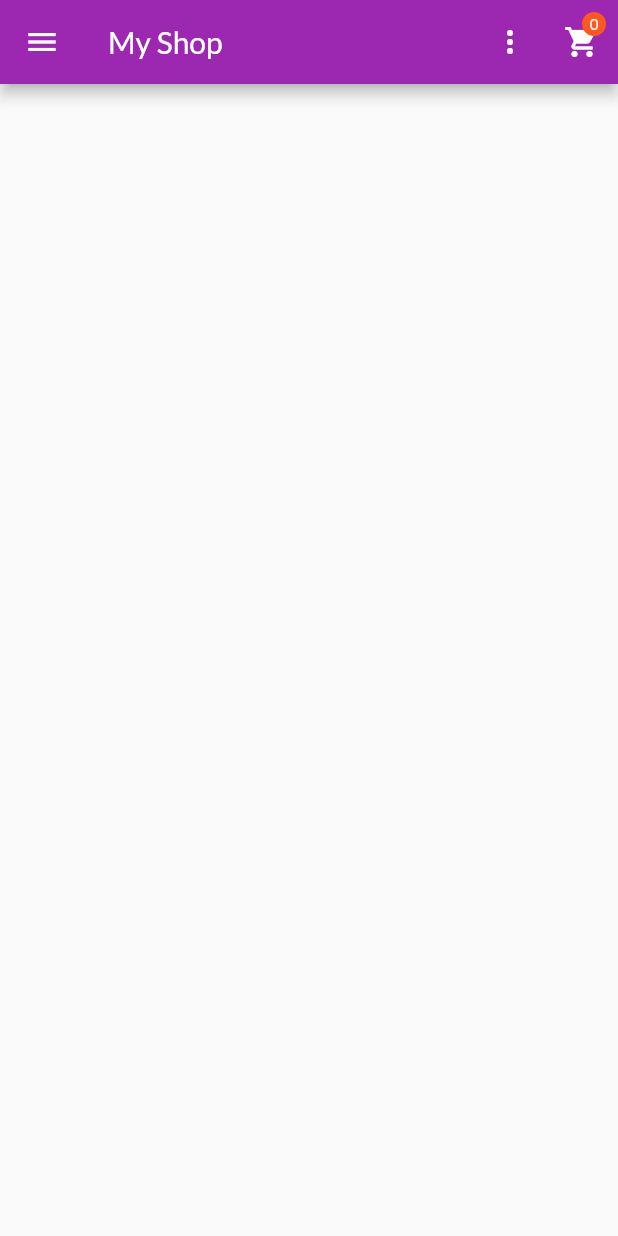
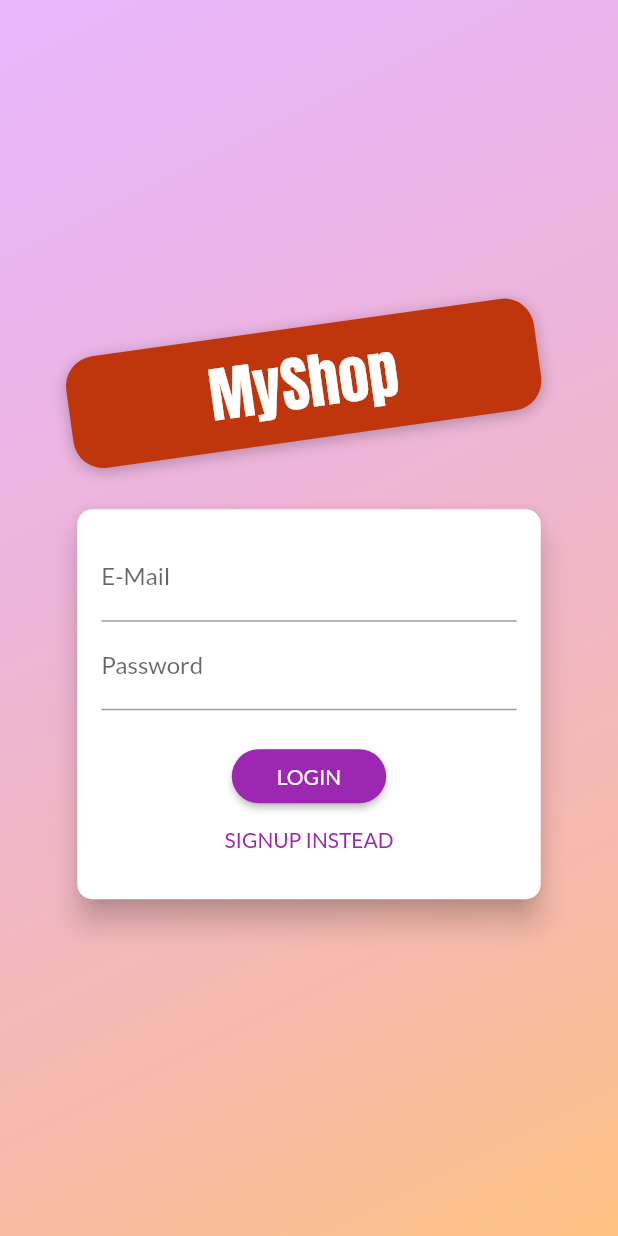
Before and after one commit to kenneth-rebello/Flutter_ShoppingApp, a Flutter app: the screen it shows after launch, on a phone screen of 412 x 824 dp. Run offline on Flutter 3.47's test engine with Material 2 defaults, Android fonts, the phone set to English and light mode, and no system bars; our stand-ins replace shared_preferences.

```diff
--- a/lib/main.dart
+++ b/lib/main.dart
@@ -1,10 +1,13 @@
 import 'package:flutter/material.dart';
 import 'package:provider/provider.dart';
+import 'package:shop_app/screens/splash_screen.dart';
 
+import './providers/auth.dart';
 import './providers/orders.dart';
 import './providers/cart.dart';
 import './providers/products_provider.dart';
 
+import './screens/auth_screen.dart';
 import './screens/orders_screen.dart';
 import './screens/cart_screen.dart';
 import './screens/product_details.dart';
@@ -23,16 +26,22 @@ class MyApp extends StatelessWidget {
     return MultiProvider(
       providers: [
         ChangeNotifierProvider(
-          create: (ctx) => Products(),
+          create: (ctx) => Auth(),
+        ),
+        ChangeNotifierProxyProvider<Auth, Products>(
+          update: (ctx, auth, prevProd) => Products(
+              auth.token, auth.userId, prevProd == null ? [] : prevProd.items),
         ),
         ChangeNotifierProvider(
           create: (ctx) => Cart(),
         ),
-        ChangeNotifierProvider(
-          create: (ctx) => Orders(),
+        ChangeNotifierProxyProvider<Auth, Orders>(
+          update: (ctx, auth, prevOrd) => Orders(
+              auth.token, auth.userId, prevOrd == null ? [] : prevOrd.orders),
         )
       ],
-      child: MaterialApp(
+      child: Consumer<Auth>(
+        builder: (ctx, auth, _) => MaterialApp(
           title: 'Shop App Title',
           theme: ThemeData(
             primarySwatch: Colors.purple,
@@ -40,7 +49,15 @@ class MyApp extends StatelessWidget {
             errorColor: Colors.red,
             fontFamily: 'Lato',
           ),
-        home: ProductsOverview(),
+          home: auth.isAuth
+              ? ProductsOverview()
+              : FutureBuilder<bool>(
+                  future: auth.autoLogIn(),
+                  builder: (ctx, snapshot) =>
+                      snapshot.connectionState == ConnectionState.waiting
+                          ? SplashScreen()
+                          : AuthScreen(),
+                ),
           routes: {
             ProductDetails.routeName: (ctx) => ProductDetails(),
             CartScreen.routeName: (ctx) => CartScreen(),
@@ -49,6 +66,7 @@ class MyApp extends StatelessWidget {
             EditProductScreen.routeName: (ctx) => EditProductScreen()
           },
         ),
+      ),
     );
   }
 }
--- /dev/null
+++ b/lib/models/http_exception.dart
@@ -0,0 +1,11 @@
+class HttpException implements Exception {
+  final String message;
+
+  HttpException(this.message);
+
+  @override
+  String toString() {
+    return message;
+    // return super.toString(); // Instance of HttpException
+  }
+}
--- a/lib/providers/orders.dart
+++ b/lib/providers/orders.dart
@@ -20,13 +20,18 @@ class OrderItem {
 
 class Orders with ChangeNotifier {
   List<OrderItem> _orders = [];
+  final String token;
+  final String userId;
+
+  Orders(this.token, this.userId, this._orders);
 
   List<OrderItem> get orders {
     return [..._orders];
   }
 
   Future<void> fetchOrders() async {
-    final url = 'https://native-shopapp-f4694.firebaseio.com/orders.json';
+    final url =
+        'https://native-shopapp-f4694.firebaseio.com/orders/$userId.json?auth=$token';
     final response = await http.get(url);
     final extracted = json.decode(response.body) as Map<String, dynamic>;
     if (extracted == null) {
@@ -53,7 +58,8 @@ class Orders with ChangeNotifier {
   }
 
   Future<void> addOrder(List<CartItem> cart, double total) async {
-    final url = 'https://native-shopapp-f4694.firebaseio.com/orders.json';
+    final url =
+        'https://native-shopapp-f4694.firebaseio.com/orders/$userId.json?auth=$token';
     final now = DateTime.now();
     final response = await http.post(
       url,
--- /dev/null
+++ b/lib/screens/auth_screen.dart
@@ -0,0 +1,267 @@
+import 'dart:math';
+
+import 'package:flutter/material.dart';
+import 'package:provider/provider.dart';
+import 'package:shop_app/models/http_exception.dart';
+import 'package:shop_app/providers/auth.dart';
+
+enum AuthMode { Signup, Login }
+
+class AuthScreen extends StatelessWidget {
+  static const routeName = '/auth';
+
+  @override
+  Widget build(BuildContext context) {
+    final deviceSize = MediaQuery.of(context).size;
+    // final transformConfig = Matrix4.rotationZ(-8 * pi / 180);
+    // transformConfig.translate(-10.0);
+    return Scaffold(
+      // resizeToAvoidBottomInset: false,
+      body: Stack(
+        children: <Widget>[
+          Container(
+            decoration: BoxDecoration(
+              gradient: LinearGradient(
+                colors: [
+                  Color.fromRGBO(215, 117, 255, 1).withOpacity(0.5),
+                  Color.fromRGBO(255, 188, 117, 1).withOpacity(0.9),
+                ],
+                begin: Alignment.topLeft,
+                end: Alignment.bottomRight,
+                stops: [0, 1],
+              ),
+            ),
+          ),
+          SingleChildScrollView(
+            child: Container(
+              height: deviceSize.height,
+              width: deviceSize.width,
+              child: Column(
+                mainAxisAlignment: MainAxisAlignment.center,
+                crossAxisAlignment: CrossAxisAlignment.center,
+                children: <Widget>[
+                  Flexible(
+                    child: Container(
+                      margin:
+                          EdgeInsets.symmetric(vertical: 20.0, horizontal: 10),
+                      padding:
+                          EdgeInsets.symmetric(vertical: 8.0, horizontal: 94.0),
+                      transform: Matrix4.rotationZ(-8 * pi / 180)
+                        ..translate(-10.0),
+                      // ..translate(-10.0),
+                      decoration: BoxDecoration(
+                        borderRadius: BorderRadius.circular(20),
+                        color: Colors.deepOrange.shade900,
+                        boxShadow: [
+                          BoxShadow(
+                            blurRadius: 8,
+                            color: Colors.black26,
+                            offset: Offset(0, 2),
+                          )
+                        ],
+                      ),
+                      child: Text(
+                        'MyShop',
+                        style: TextStyle(
+                          color: Theme.of(context).accentTextTheme.title.color,
+                          fontSize: 40,
+                          fontFamily: 'Anton',
+                          fontWeight: FontWeight.normal,
+                        ),
+                      ),
+                    ),
+                  ),
+                  Flexible(
+                    flex: deviceSize.width > 600 ? 2 : 1,
+                    child: AuthCard(),
+                  ),
+                ],
+              ),
+            ),
+          ),
+        ],
+      ),
+    );
+  }
+}
+
+class AuthCard extends StatefulWidget {
+  @override
+  _AuthCardState createState() => _AuthCardState();
+}
+
+class _AuthCardState extends State<AuthCard> {
+  final GlobalKey<FormState> _formKey = GlobalKey();
+  AuthMode _authMode = AuthMode.Login;
+  Map<String, String> _authData = {
+    'email': '',
+    'password': '',
+  };
+  var _isLoading = false;
+  final _passwordController = TextEditingController();
+
+  void _showErrorDialog(String message) {
+    showDialog(
+      context: context,
+      builder: (ctx) => AlertDialog(
+        title: Text("An error occurred!"),
+        content: Text(message),
+        actions: [
+          FlatButton(
+            onPressed: () {
+              Navigator.of(ctx).pop();
+            },
+            child: Text("OK"),
+          )
+        ],
+      ),
+    );
+  }
+
+  void _submit() async {
+    if (!_formKey.currentState.validate()) {
+      // Invalid!
+      return;
+    }
+    _formKey.currentState.save();
+    setState(() {
+      _isLoading = true;
+    });
+    try {
+      if (_authMode == AuthMode.Login) {
+        await Provider.of<Auth>(context, listen: false).signIn(
+          _authData['email'],
+          _authData['password'],
+        );
+      } else {
+        await Provider.of<Auth>(context, listen: false).signUp(
+          _authData['email'],
+          _authData['password'],
+        );
+      }
+    } on HttpException catch (error) {
+      String errorMsg = "Authentication Failed.";
+      if (error.toString().contains("EMAIL_EXISTS")) {
+        errorMsg += " This email is already in use";
+      } else if (error.toString().contains('INVALID_EMAIL')) {
+        errorMsg += " Not a valid email address";
+      } else if (error.toString().contains('WEAK_PASSWORD')) {
+        errorMsg += " This password is too weak";
+      } else if (error.toString().contains('EMAIL_NOT_FOUND')) {
+        errorMsg += " Could not find a user with that email";
+      }
+      _showErrorDialog(errorMsg);
+    } catch (error) {
+      print("******ERROR******" + error);
+      String errorMsg = "Could not authenticate. Please try again";
+      _showErrorDialog(errorMsg);
+    }
+    setState(() {
+      _isLoading = false;
+    });
+  }
+
+  void _switchAuthMode() {
+    if (_authMode == AuthMode.Login) {
+      setState(() {
+        _authMode = AuthMode.Signup;
+      });
+    } else {
+      setState(() {
+        _authMode = AuthMode.Login;
+      });
+    }
+  }
+
+  @override
+  Widget build(BuildContext context) {
+    final deviceSize = MediaQuery.of(context).size;
+    return Card(
+      shape: RoundedRectangleBorder(
+        borderRadius: BorderRadius.circular(10.0),
+      ),
+      elevation: 8.0,
+      child: Container(
+        height: _authMode == AuthMode.Signup ? 320 : 260,
+        constraints:
+            BoxConstraints(minHeight: _authMode == AuthMode.Signup ? 320 : 260),
+        width: deviceSize.width * 0.75,
+        padding: EdgeInsets.all(16.0),
+        child: Form(
+          key: _formKey,
+          child: SingleChildScrollView(
+            child: Column(
+              children: <Widget>[
+                TextFormField(
+                  decoration: InputDecoration(labelText: 'E-Mail'),
+                  keyboardType: TextInputType.emailAddress,
+                  validator: (value) {
+                    if (value.isEmpty || !value.contains('@')) {
+                      return 'Invalid email!';
+                    }
+                    return null;
+                  },
+                  onSaved: (value) {
+                    _authData['email'] = value;
+                  },
+                ),
+                TextFormField(
+                  decoration: InputDecoration(labelText: 'Password'),
+                  obscureText: true,
+                  controller: _passwordController,
+                  validator: (value) {
+                    if (value.isEmpty || value.length < 5) {
+                      return 'Password is too short!';
+                    }
+                  },
+                  onSaved: (value) {
+                    _authData['password'] = value;
+                  },
+                ),
+                if (_authMode == AuthMode.Signup)
+                  TextFormField(
+                    enabled: _authMode == AuthMode.Signup,
+                    decoration: InputDecoration(labelText: 'Confirm Password'),
+                    obscureText: true,
+                    validator: _authMode == AuthMode.Signup
+                        ? (value) {
+                            if (value != _passwordController.text) {
+                              return 'Passwords do not match!';
+                            }
+                          }
+                        : null,
+                  ),
+                SizedBox(
+                  height: 20,
+                ),
+                if (_isLoading)
+                  CircularProgressIndicator()
+                else
+                  RaisedButton(
+                    child:
+                        Text(_authMode == AuthMode.Login ? 'LOGIN' : 'SIGN UP'),
+                    onPressed: () => _submit(),
+                    shape: RoundedRectangleBorder(
+                      borderRadius: BorderRadius.circular(30),
+                    ),
+                    padding:
+                        EdgeInsets.symmetric(horizontal: 30.0, vertical: 8.0),
+                    color: Theme.of(context).primaryColor,
+                    textColor: Theme.of(context).primaryTextTheme.button.color,
+                  ),
+                FlatButton(
+                  child: Text(
+                      '${_authMode == AuthMode.Login ? 'SIGNUP' : 'LOGIN'} INSTEAD'),
+                  onPressed: _switchAuthMode,
+                  padding: EdgeInsets.symmetric(horizontal: 30.0, vertical: 4),
+                  materialTapTargetSize: MaterialTapTargetSize.shrinkWrap,
+                  textColor: Theme.of(context).primaryColor,
+                ),
+              ],
+            ),
+          ),
+        ),
+      ),
+    );
+  }
+}
--- a/lib/widgets/product_item.dart
+++ b/lib/widgets/product_item.dart
@@ -1,5 +1,6 @@
 import 'package:flutter/material.dart';
 import 'package:provider/provider.dart';
+import 'package:shop_app/providers/auth.dart';
 
 import '../providers/cart.dart';
 import '../screens/product_details.dart';
@@ -10,6 +11,7 @@ class ProductItem extends StatelessWidget {
   Widget build(BuildContext context) {
     final product = Provider.of<Product>(context);
     final cart = Provider.of<Cart>(context, listen: false);
+    final authData = Provider.of<Auth>(context, listen: false);
 
     return ClipRRect(
       borderRadius: BorderRadius.circular(10),
@@ -33,7 +35,7 @@ class ProductItem extends StatelessWidget {
               size: 20,
             ),
             onPressed: () {
-              product.toggleFavorite();
+              product.toggleFavorite(authData.token, authData.userId);
             },
             color: Theme.of(context).accentColor,
           ),
--- a/lib/widgets/products_grid.dart
+++ b/lib/widgets/products_grid.dart
@@ -1,5 +1,6 @@
 import 'package:flutter/material.dart';
 import 'package:provider/provider.dart';
+import 'package:shop_app/providers/auth.dart';
 
 import '../providers/products_provider.dart';
 import '../widgets/product_item.dart';
@@ -12,7 +13,6 @@ class ProductsGrid extends StatelessWidget {
   @override
   Widget build(BuildContext context) {
     final productsData = Provider.of<Products>(context);
-
     final products =
         _showOnlyFavorites ? productsData.favoriteItems : productsData.items;
 
--- a/pubspec.yaml
+++ b/pubspec.yaml
@@ -26,6 +26,7 @@ dependencies:
   provider: ^4.3.2+2
   intl: ^0.15.8
   http: ^0.12.2
+  shared_preferences: ^0.5.12
 
 
   # The following adds the Cupertino Icons font to your application.
```
Also changed, not shown: lib/providers/auth.dart (added, +121 -0 lines), lib/providers/product.dart (+5 -6 lines), lib/providers/products_provider.dart (+25 -43 lines), lib/screens/splash_screen.dart (added, +22 -0 lines), lib/screens/user_products.dart (+25 -3 lines), lib/widgets/main_drawer.dart (+10 -0 lines), 1 other file. Lines whose indentation alone changed are shown as unchanged.
